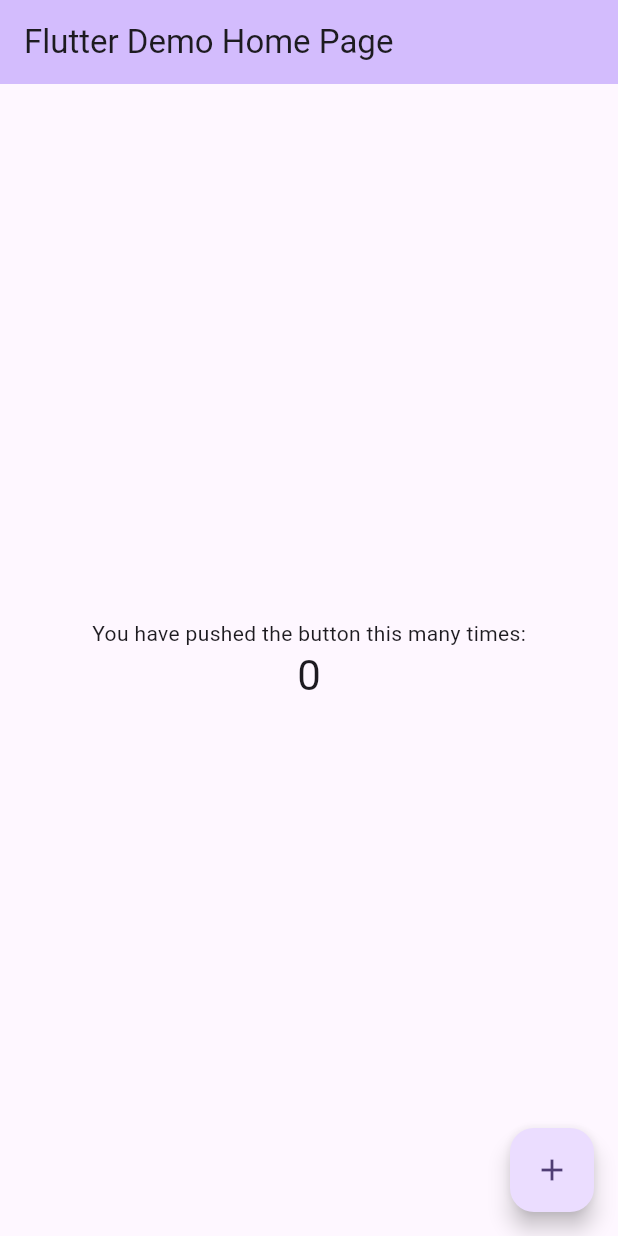
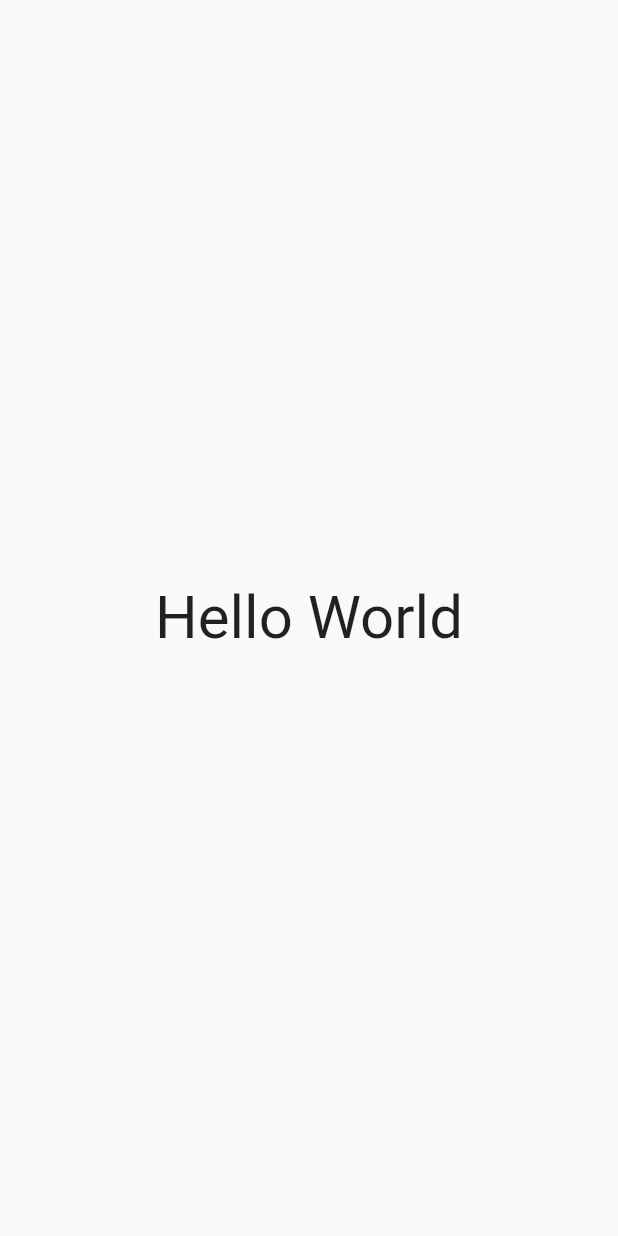
Before and after one commit to rachel-park-dev/my_flutter_project, a Flutter app: the screen it shows after launch, on a phone screen of 412 x 824 dp. Run offline on Flutter 3.47's test engine with Material 2 defaults, Android fonts, the phone set to English and light mode, and no system bars.

Commit message:
#feat Widget practice

```diff
--- a/lib/main.dart
+++ b/lib/main.dart
@@ -1,125 +1,28 @@
 import 'package:flutter/material.dart';
 
 void main() {
-  runApp(const MyApp());
+  runApp(const MaterialApp(home: Scaffold(body: TextWidget())));
 }
 
-class MyApp extends StatelessWidget {
-  const MyApp({super.key});
+/// MaterialApp : 최상위 레이아웃
+/// Scaffold : 화면의 기본 레이아웃 - 도화지
+/// SafeArea : 화면의 안전한 영역 - 도화지의 안쪽 영역
 
-  // This widget is the root of your application.
+/// 단축키 stless : stateless 위젯 생성
+class TextWidget extends StatelessWidget {
+  const TextWidget({super.key});
+
   @override
   Widget build(BuildContext context) {
-    return MaterialApp(
-      title: 'Flutter Demo',
-      theme: ThemeData(
-        // This is the theme of your application.
-        //
-        // TRY THIS: Try running your application with "flutter run". You'll see
-        // the application has a blue toolbar. Then, without quitting the app,
-        // try changing the seedColor in the colorScheme below to Colors.green
-        // and then invoke "hot reload" (save your changes or press the "hot
-        // reload" button in a Flutter-supported IDE, or press "r" if you used
-        // the command line to start the app).
-        //
-        // Notice that the counter didn't reset back to zero; the application
-        // state is not lost during the reload. To reset the state, use hot
-        // restart instead.
-        //
-        // This works for code too, not just values: Most code changes can be
-        // tested with just a hot reload.
-        colorScheme: ColorScheme.fromSeed(seedColor: Colors.deepPurple),
-        useMaterial3: true,
+    return SafeArea(
+      child: Scaffold(
+        body: Center(
+          child: Text(
+            'Hello World',
+            style: TextStyle(fontSize: 40),
+          ),
+        ),
       ),
-      home: const MyHomePage(title: 'Flutter Demo Home Page'),
     );
   }
 }
-
-class MyHomePage extends StatefulWidget {
-  const MyHomePage({super.key, required this.title});
-
-  // This widget is the home page of your application. It is stateful, meaning
-  // that it has a State object (defined below) that contains fields that affect
-  // how it looks.
-
-  // This class is the configuration for the state. It holds the values (in this
-  // case the title) provided by the parent (in this case the App widget) and
-  // used by the build method of the State. Fields in a Widget subclass are
-  // always marked "final".
-
-  final String title;
-
-  @override
-  State<MyHomePage> createState() => _MyHomePageState();
-}
-
-class _MyHomePageState extends State<MyHomePage> {
-  int _counter = 0;
-
-  void _incrementCounter() {
-    setState(() {
-      // This call to setState tells the Flutter framework that something has
-      // changed in this State, which causes it to rerun the build method below
-      // so that the display can reflect the updated values. If we changed
-      // _counter without calling setState(), then the build method would not be
-      // called again, and so nothing would appear to happen.
-      _counter++;
-    });
-  }
-
-  @override
-  Widget build(BuildContext context) {
-    // This method is rerun every time setState is called, for instance as done
-    // by the _incrementCounter method above.
-    //
-    // The Flutter framework has been optimized to make rerunning build methods
-    // fast, so that you can just rebuild anything that needs updating rather
-    // than having to individually change instances of widgets.
-    return Scaffold(
-      appBar: AppBar(
-        // TRY THIS: Try changing the color here to a specific color (to
-        // Colors.amber, perhaps?) and trigger a hot reload to see the AppBar
-        // change color while the other colors stay the same.
-        backgroundColor: Theme.of(context).colorScheme.inversePrimary,
-        // Here we take the value from the MyHomePage object that was created by
-        // the App.build method, and use it to set our appbar title.
-        title: Text(widget.title),
-      ),
-      body: Center(
-        // Center is a layout widget. It takes a single child and positions it
-        // in the middle of the parent.
-        child: Column(
-          // Column is also a layout widget. It takes a list of children and
-          // arranges them vertically. By default, it sizes itself to fit its
-          // children horizontally, and tries to be as tall as its parent.
-          //
-          // Column has various properties to control how it sizes itself and
-          // how it positions its children. Here we use mainAxisAlignment to
-          // center the children vertically; the main axis here is the vertical
-          // axis because Columns are vertical (the cross axis would be
-          // horizontal).
-          //
-          // TRY THIS: Invoke "debug painting" (choose the "Toggle Debug Paint"
-          // action in the IDE, or press "p" in the console), to see the
-          // wireframe for each widget.
-          mainAxisAlignment: MainAxisAlignment.center,
-          children: <Widget>[
-            const Text(
-              'You have pushed the button this many times:',
-            ),
-            Text(
-              '$_counter',
-              style: Theme.of(context).textTheme.headlineMedium,
-            ),
-          ],
-        ),
-      ),
-      floatingActionButton: FloatingActionButton(
-        onPressed: _incrementCounter,
-        tooltip: 'Increment',
-        child: const Icon(Icons.add),
-      ), // This trailing comma makes auto-formatting nicer for build methods.
-    );
-  }
-}
```
